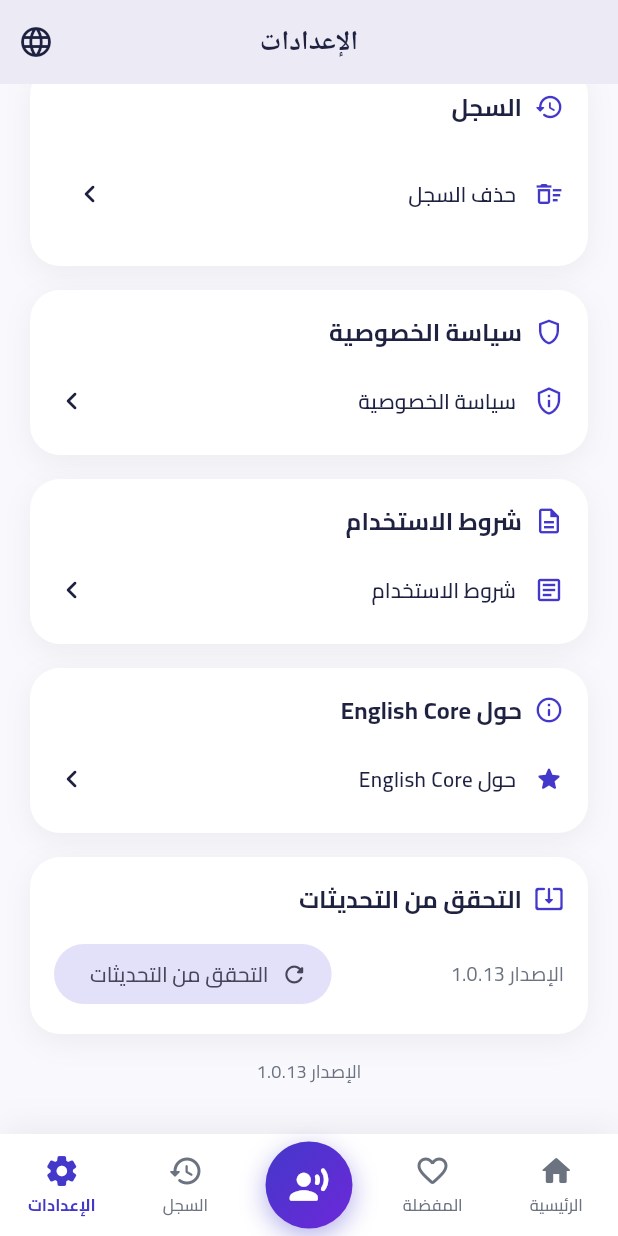
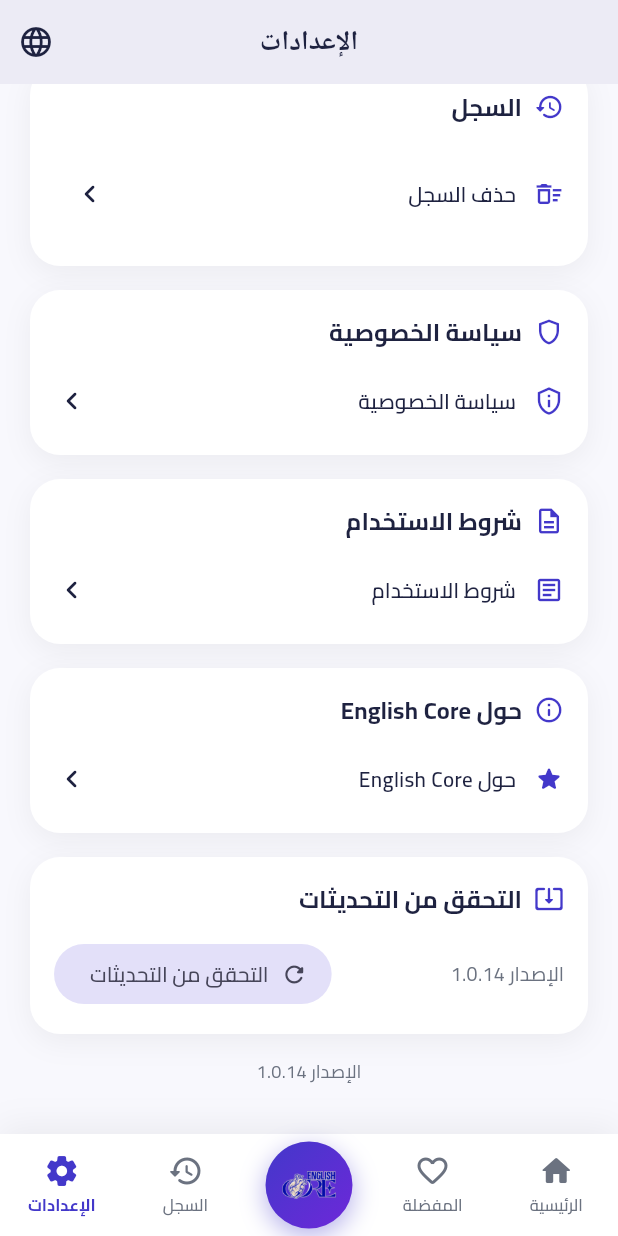
Before and after one commit to ahmedabdelsalam07/english-core-tap, a Flutter app: the SettingsScreen screen opened by its route, scrolled down 1152 dp, on a phone screen of 412 x 824 dp. Run offline on Flutter 3.47's test engine with Material 3 defaults, Android fonts, the phone set to English and light mode, and no system bars; our stand-ins replace audioplayers, firebase_auth, firebase_core, flutter_riverpod, flutter_secure_storage, flutter_tts and 4 more; missing offline and left inert: dart:html; accounts and stored records are empty.

Commit message:
Center nav button shows transparent heart logo (v1.0.14)

```diff
--- a/lib/core/constants.dart
+++ b/lib/core/constants.dart
@@ -3,7 +3,7 @@ class Constants {
   static const String brand = 'ENGLISH CORE';
   static const String brandSub = 'MR. THARWAT TAWFIQ';
   /// Bump on every release (must match the GitHub release tag, without 'v').
-  static const String appVersion = '1.0.13';
+  static const String appVersion = '1.0.14';
   static const String githubRepo =
       'ahmedabdelsalam07/english-core-tap';
   static const String websiteUrl = 'https://www.quickpronounce.site/';
--- a/lib/features/shell/main_shell.dart
+++ b/lib/features/shell/main_shell.dart
@@ -81,10 +81,12 @@ class MainShell extends StatelessWidget {
                                 ),
                               ],
                             ),
-                            child: const Icon(
-                              Icons.record_voice_over_rounded,
-                              color: Colors.white,
-                              size: 28,
+                            child: Padding(
+                              padding: const EdgeInsets.all(11),
+                              child: Image.asset(
+                                'assets/logo/logo_transparent.png',
+                                fit: BoxFit.contain,
+                              ),
                             ),
                           ),
                         ),
--- a/pubspec.yaml
+++ b/pubspec.yaml
@@ -1,7 +1,7 @@
 name: english_core_tap
 description: English Core TaP - تطبيق تعلم النطق الأمريكي مع الترجمة والكتابة الصوتية بالعربية. English Core - MR. THARWAT TAWFIQ.
 publish_to: 'none'
-version: 1.0.13+13
+version: 1.0.14+14
 
 environment:
   sdk: '>=3.3.0 <4.0.0'
```
